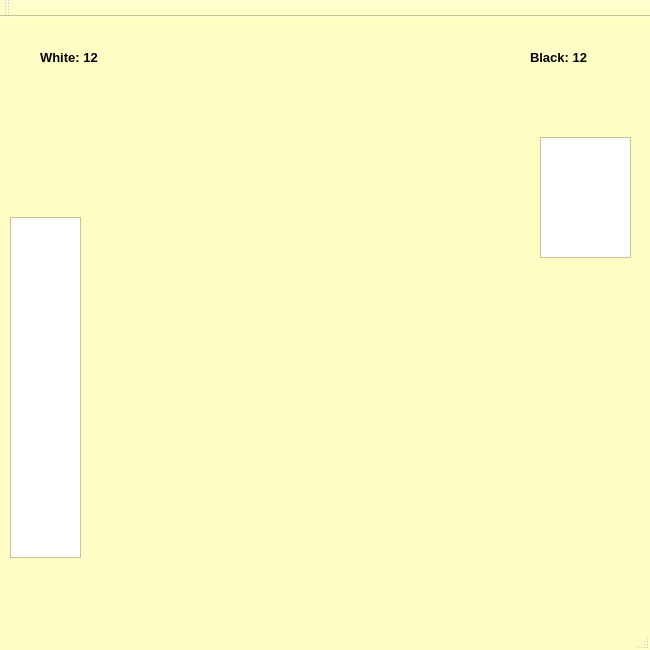
Old version of the form mainwindow.ui in the repository JuliaNortman/Project.
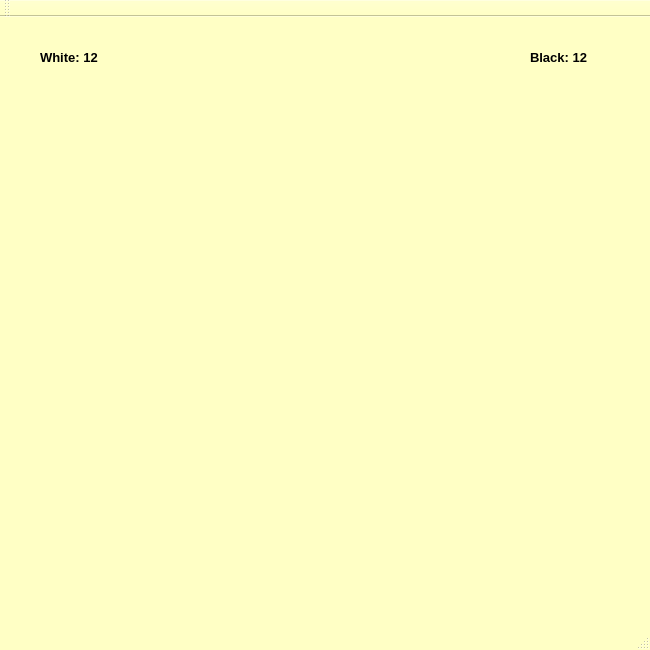
New version of the form.

What changed in the file:
```diff
--- a/mainwindow.ui
+++ b/mainwindow.ui
@@ -165,26 +165,6 @@
      </item>
     </layout>
    </widget>
-   <widget class="QTextBrowser" name="debug">
-    <property name="geometry">
-     <rect>
-      <x>10</x>
-      <y>200</y>
-      <width>71</width>
-      <height>341</height>
-     </rect>
-    </property>
-   </widget>
-   <widget class="QTextBrowser" name="analyseDebug">
-    <property name="geometry">
-     <rect>
-      <x>540</x>
-      <y>120</y>
-      <width>91</width>
-      <height>121</height>
-     </rect>
-    </property>
-   </widget>
    <widget class="QLabel" name="whiteNumber">
     <property name="geometry">
      <rect>
```
